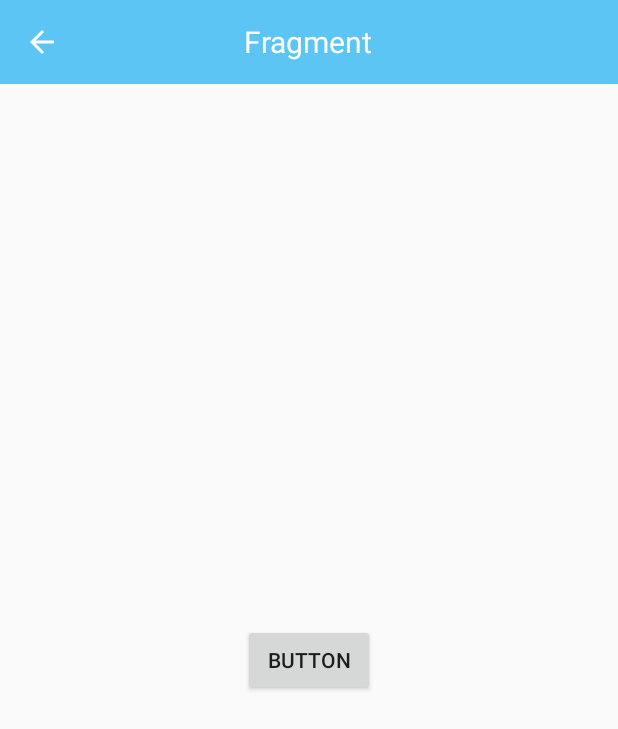
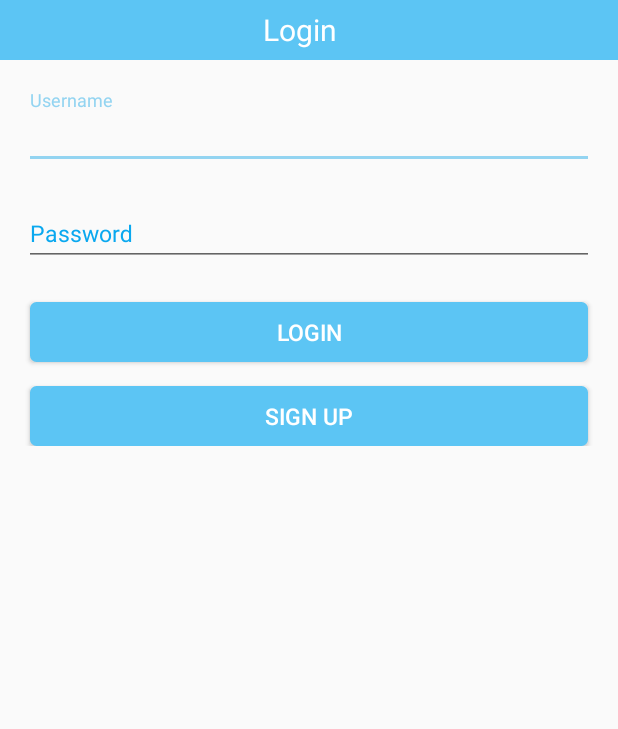
Before and after one commit to bilal-rashid/BeGreat, an Android app: the FrameActivity screen opened directly, with no data from a screen before it, on a phone screen of 412 x 824 dp. Shown: the top 729 px of the screen. Run offline under Robolectric (Android 15) with nearby library versions, the phone set to English and light mode, and no system bars.

Commit message:
login screen added

```diff
--- a/app/src/main/java/com/guards/attendance/FrameActivity.java
+++ b/app/src/main/java/com/guards/attendance/FrameActivity.java
@@ -10,6 +10,7 @@ import android.view.Menu;
 import android.view.MenuItem;
 
 import com.guards.attendance.fragments.HomeFragment;
+import com.guards.attendance.fragments.LoginFragment;
 import com.guards.attendance.toolbox.ToolbarListener;
 import com.guards.attendance.utils.ActivityUtils;
 import com.guards.attendance.utils.Constants;
@@ -30,7 +31,7 @@ public class FrameActivity extends AppCompatActivity implements ToolbarListener
                 fragment.setArguments(bundle);
             addFragment(fragment);
         } else {
-            addFragment(new HomeFragment());
+            addFragment(new LoginFragment());
         }
 
     }
@@ -41,7 +42,6 @@ public class FrameActivity extends AppCompatActivity implements ToolbarListener
 
         mToolbar = (Toolbar) findViewById(R.id.toolbar);
         mToolbar.setTitle(" ");
-        ActivityUtils.centerToolbarTitle(mToolbar,true);
         setSupportActionBar(mToolbar);
         ActionBar actionBar = getSupportActionBar();
         if (actionBar != null) {
@@ -96,10 +96,14 @@ public class FrameActivity extends AppCompatActivity implements ToolbarListener
     public void setTitle(String title, boolean isHome) {
         if (getSupportActionBar() != null) {
             getSupportActionBar().setTitle(title);
-            if (isHome)
+            if (isHome) {
                 getSupportActionBar().setDisplayHomeAsUpEnabled(false);
-            else
+                ActivityUtils.centerToolbarTitle(mToolbar,false);
+            }
+            else {
                 getSupportActionBar().setDisplayHomeAsUpEnabled(true);
+                ActivityUtils.centerToolbarTitle(mToolbar,true);
+            }
         }
     }
 }
--- a/app/src/main/java/com/guards/attendance/fragments/HomeFragment.java
+++ b/app/src/main/java/com/guards/attendance/fragments/HomeFragment.java
@@ -24,8 +24,6 @@ public class HomeFragment extends Fragment implements View.OnClickListener{
     public void onCreate(Bundle savedInstanceState) {
         super.onCreate(savedInstanceState);
         setHasOptionsMenu(true);
-//        if (!EventBus.getDefault().isRegistered(this))
-//            EventBus.getDefault().register(this);
     }
     @Override
     public void onAttach(Context context) {
--- /dev/null
+++ b/app/src/main/java/com/guards/attendance/fragments/LoginFragment.java
@@ -0,0 +1,93 @@
+package com.guards.attendance.fragments;
+
+import android.content.Context;
+import android.os.Bundle;
+import android.support.design.widget.TextInputEditText;
+import android.support.design.widget.TextInputLayout;
+import android.support.v4.app.Fragment;
+import android.view.LayoutInflater;
+import android.view.View;
+import android.view.ViewGroup;
+import android.widget.Button;
+
+import com.guards.attendance.FrameActivity;
+import com.guards.attendance.R;
+import com.guards.attendance.toolbox.ToolbarListener;
+import com.guards.attendance.utils.ActivityUtils;
+
+/**
+ * Created by Bilal Rashid on 1/18/2018.
+ */
+
+public class LoginFragment extends Fragment implements View.OnClickListener{
+    private ViewHolder mHolder;
+    @Override
+    public void onCreate(Bundle savedInstanceState) {
+        super.onCreate(savedInstanceState);
+        setHasOptionsMenu(true);
+    }
+    @Override
+    public void onAttach(Context context) {
+        super.onAttach(context);
+        if (context instanceof ToolbarListener) {
+            ((ToolbarListener) context).setTitle("Login",true);
+        }
+    }
+    public View onCreateView(LayoutInflater inflater, ViewGroup container, Bundle savedInstanceState) {
+        return inflater.inflate(R.layout.fragment_login, container, false);
+    }
+    @Override
+    public void onViewCreated(View view, Bundle savedInstanceState) {
+        super.onViewCreated(view, savedInstanceState);
+        mHolder = new ViewHolder(view);
+        mHolder.loginButton.setOnClickListener(this);
+        mHolder.signupButton.setOnClickListener(this);
+    }
+
+    @Override
+    public void onClick(View view) {
+        switch (view.getId()) {
+            case R.id.button_login:
+                Login();
+                break;
+            case R.id.button_signup:
+//                signup screen
+                break;
+        }
+
+    }
+    public void Login(){
+        if (mHolder.usernameEditText.getText().toString().length() < 5) {
+            mHolder.inputLayoutUsername.setErrorEnabled(true);
+            mHolder.inputLayoutUsername.setError("Invalid Username");
+            return;
+        }
+        mHolder.inputLayoutUsername.setError(null);
+        mHolder.inputLayoutUsername.setErrorEnabled(false);
+        if (mHolder.passwordEditText.getText().toString().length() < 5) {
+            mHolder.inputLayoutPassword.setErrorEnabled(true);
+            mHolder.inputLayoutPassword.setError("Invalid Password");
+            return;
+        }
+        mHolder.inputLayoutPassword.setError(null);
+        mHolder.inputLayoutPassword.setErrorEnabled(false);
+    }
+    public static class ViewHolder {
+        TextInputEditText usernameEditText;
+        TextInputEditText passwordEditText;
+        Button loginButton;
+        Button signupButton;
+        TextInputLayout inputLayoutUsername;
+        TextInputLayout inputLayoutPassword;
+
+        public ViewHolder(View view) {
+            usernameEditText = (TextInputEditText) view.findViewById(R.id.edit_text_username);
+            passwordEditText = (TextInputEditText) view.findViewById(R.id.edit_text_password);
+            inputLayoutUsername= (TextInputLayout) view.findViewById(R.id.input_layout_username);
+            inputLayoutPassword = (TextInputLayout) view.findViewById(R.id.input_layout_password);
+            loginButton = (Button) view.findViewById(R.id.button_login);
+            signupButton = (Button) view.findViewById(R.id.button_signup);
+        }
+
+    }
+}
--- /dev/null
+++ b/app/src/main/java/com/guards/attendance/models/User.java
@@ -0,0 +1,12 @@
+package com.guards.attendance.models;
+
+/**
+ * Created by Bilal Rashid on 1/18/2018.
+ */
+
+public class User {
+    public String username;
+    public String password;
+    public String employee_code;
+    public String image_path;
+}
--- a/app/src/main/java/com/guards/attendance/utils/ActivityUtils.java
+++ b/app/src/main/java/com/guards/attendance/utils/ActivityUtils.java
@@ -79,6 +79,9 @@ public class ActivityUtils {
             if(padding) {
                 titleView.setPadding(0, 0, AppUtils.dpToPx(65), 0);
             }
+            else {
+                titleView.setPadding(0, 0, AppUtils.dpToPx(20), 0);
+            }
             if (titleView.getLayoutParams() instanceof Toolbar.LayoutParams) {
                 final Toolbar.LayoutParams layoutParams = (Toolbar.LayoutParams) titleView.getLayoutParams();
                 layoutParams.width = ViewGroup.LayoutParams.MATCH_PARENT;
--- a/app/src/main/java/com/guards/attendance/utils/Constants.java
+++ b/app/src/main/java/com/guards/attendance/utils/Constants.java
@@ -7,8 +7,8 @@ package com.guards.attendance.utils;
 public class Constants {
     public static final String FRAGMENT_NAME = "fragment name";
     public static final String DATA = "data";
-    public static final String USER = "user";
-    public static final String USER_AVAILABLE = "user available";
+    public static final String USER_ADMIN = "user_admin";
+    public static final String USER_GUARD= "user_guard";
 
     public static final String USER_ONE_SIGNAL_ID = "user_one_signal_id";
     public static final int ORDERS_VERIFICATION_TIME = 60; // Seconds
--- a/app/src/main/res/drawable/border_white.xml
+++ b/app/src/main/res/drawable/border_white.xml
@@ -1,9 +1,9 @@
 <?xml version="1.0" encoding="utf-8"?>
 <shape xmlns:android="http://schemas.android.com/apk/res/android">
-<solid android:color="@color/colorPrimaryDark" />
+<solid android:color="@color/colorPrimary" />
 <stroke
     android:width="2dip"
-    android:color="@color/colorPrimaryDark" />
+    android:color="@color/colorPrimary" />
 <corners android:radius="3dip" />
 <padding
     android:bottom="0dip"
--- a/app/src/main/res/layout/activity_frame.xml
+++ b/app/src/main/res/layout/activity_frame.xml
@@ -11,7 +11,7 @@
     <android.support.v7.widget.Toolbar
         android:id="@+id/toolbar"
         android:layout_width="match_parent"
-        android:layout_height="?attr/actionBarSize"
+        android:layout_height="40dp"
         android:background="?attr/colorPrimary"
         android:textColor="@android:color/white"
         app:layout_scrollFlags="scroll|enterAlways"
--- /dev/null
+++ b/app/src/main/res/layout/fragment_login.xml
@@ -0,0 +1,46 @@
+<?xml version="1.0" encoding="utf-8"?>
+<LinearLayout xmlns:android="http://schemas.android.com/apk/res/android"
+    android:layout_width="match_parent"
+    android:layout_height="wrap_content"
+    android:orientation="vertical"
+    android:padding="@dimen/spacing_large">
+
+
+    <android.support.design.widget.TextInputLayout
+        android:id="@+id/input_layout_username"
+        style="@style/myTextInputLayout">
+
+        <android.support.design.widget.TextInputEditText
+            android:id="@+id/edit_text_username"
+            style="@style/myEditText"
+            android:hint="Username"
+            android:imeOptions="actionNext"
+            android:inputType="text"
+            android:maxLength="25" />
+    </android.support.design.widget.TextInputLayout>
+
+
+    <android.support.design.widget.TextInputLayout
+        android:id="@+id/input_layout_password"
+        style="@style/myTextInputLayout">
+
+        <android.support.design.widget.TextInputEditText
+            android:id="@+id/edit_text_password"
+            style="@style/myEditText"
+            android:hint="Password"
+            android:imeOptions="actionDone"
+            android:inputType="numberPassword" />
+    </android.support.design.widget.TextInputLayout>
+
+    <Button
+        android:id="@+id/button_login"
+        style="@style/simpleButton"
+        android:layout_marginTop="@dimen/spacing_large"
+        android:text="Login" />
+    <Button
+        android:id="@+id/button_signup"
+        style="@style/simpleButton"
+        android:layout_marginTop="@dimen/spacing_large"
+        android:text="Sign up" />
+
+</LinearLayout>
--- a/app/src/main/res/values/styles.xml
+++ b/app/src/main/res/values/styles.xml
@@ -49,5 +49,22 @@
         <item name="android:textColor">@color/colorSimpleDialogTitleText</item>
         <item name="android:background">@drawable/border_orange</item>
     </style>
+    <style name="myTextInputLayout">
+        <item name="android:layout_width">match_parent</item>
+        <item name="android:layout_height">wrap_content</item>
+        <item name="android:layout_marginTop">@dimen/spacing_small</item>
+        <item name="android:layout_marginBottom">@dimen/spacing_medium</item>
+        <item name="android:textColorHint">@color/colorPrimaryDark</item>
+    </style>
+    <style name="myEditText">
+        <item name="android:layout_width">match_parent</item>
+        <item name="android:layout_height">wrap_content</item>
+        <item name="android:singleLine">true</item>
+        <item name="android:inputType">textCapCharacters</item>
+        <item name="android:textColorHint">@color/colorPrimaryDark</item>
+        <item name="android:textAllCaps">true</item>
+        <item name="android:textSize">@dimen/app_body_1</item>
+        <item name="android:textColor">@color/colorPrimaryDark</item>
+    </style>
 
 </resources>
```
